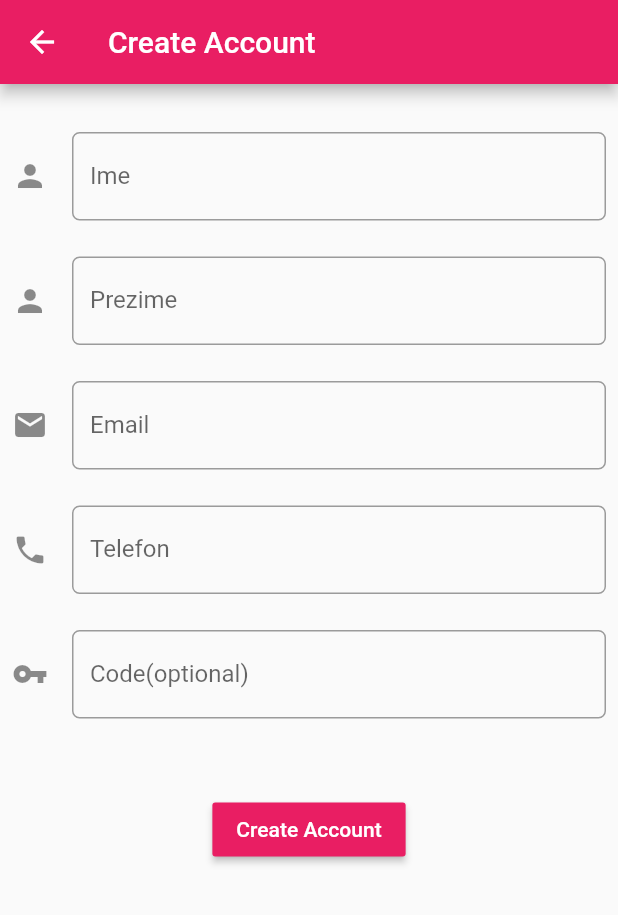
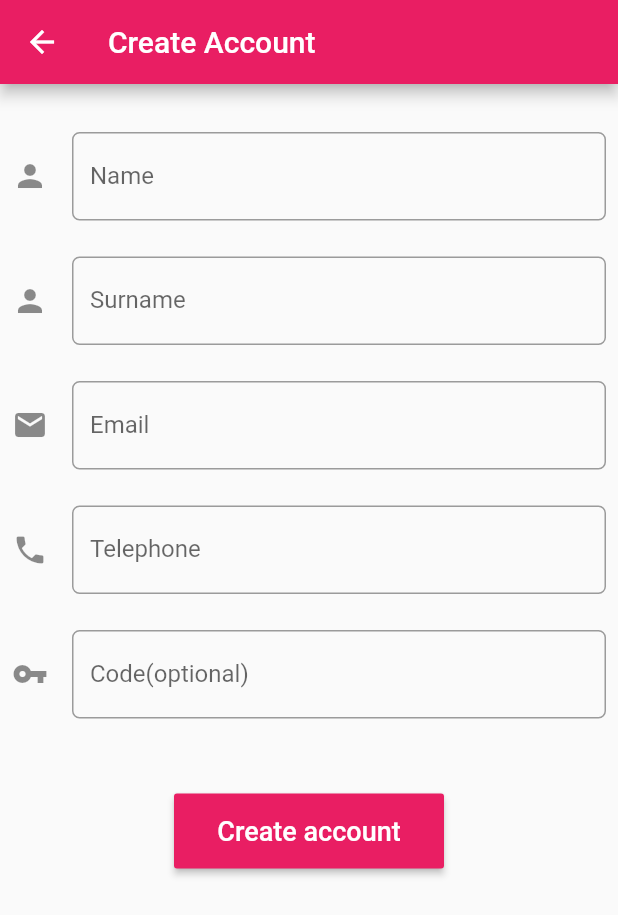
Before and after one commit to digitalnomadacademy/dart-playgrounds, a Flutter app: the CreateAccountPage screen opened by its route, on a phone screen of 412 x 824 dp. Shown: the top 915 px of the screen. Run offline on Flutter 3.47's test engine with Material 2 defaults, Android fonts, the phone set to English and light mode, and no system bars; our stand-ins replace cloud_firestore, firebase_auth, percent_indicator, rxdart; missing offline and left inert: simple_logger; accounts and stored records are empty.

Commit message:
added full name CreateAccountForm, added english words:name,surname,telephone CreateAccountForm is Stateful widget now

```diff
--- a/lib/mvos/ui/page/create_account_page.dart
+++ b/lib/mvos/ui/page/create_account_page.dart
@@ -15,7 +15,7 @@ class CreateAccountPage extends StatelessWidget {
           onPressed: () => Navigator.pop(context, RouteName.welcomePage),
         ),
       ),
-      body: CAForm(),
+      body: CreateAccountForm(),
     );
   }
 }
--- a/lib/mvos/ui/widgets/create_account_form.dart
+++ b/lib/mvos/ui/widgets/create_account_form.dart
@@ -1,8 +1,12 @@
 import 'package:flutter/material.dart';
 import 'package:playground_app/router/router.dart';
 
+class CreateAccountForm extends StatefulWidget {
+  @override
+  _CreateAccountFormState createState() => _CreateAccountFormState();
+}
 
-class CAForm extends StatelessWidget {
+class _CreateAccountFormState extends State<CreateAccountForm> {
   @override
   Widget build(BuildContext context) {
     return Padding(
@@ -11,10 +15,14 @@ class CAForm extends StatelessWidget {
         child: SingleChildScrollView(
           child: Column(
             children: <Widget>[
-              SizedBox(height: 24,),
+              SizedBox(
+                height: 24,
+              ),
               TextFormField(
-                decoration: InputDecoration(icon: Icon(Icons.person),
-                  labelText: 'Ime',
+                decoration: InputDecoration(
+
+                  icon: Icon(Icons.person),
+                  labelText: 'Name',
                   border: OutlineInputBorder(
                     borderRadius: BorderRadius.all(
                       Radius.circular(5.0),
@@ -22,11 +30,13 @@ class CAForm extends StatelessWidget {
                   ),
                 ),
               ),
-              SizedBox(height: 24,),
+              SizedBox(
+                height: 24,
+              ),
               TextFormField(
                 decoration: InputDecoration(
                   icon: Icon(Icons.person),
-                  labelText: 'Prezime',
+                  labelText: 'Surname',
                   border: OutlineInputBorder(
                     borderRadius: BorderRadius.all(
                       Radius.circular(5.0),
@@ -34,7 +44,9 @@ class CAForm extends StatelessWidget {
                   ),
                 ),
               ),
-              SizedBox(height: 24,),
+              SizedBox(
+                height: 24,
+              ),
               TextFormField(
                 decoration: InputDecoration(
                   icon: Icon(Icons.email),
@@ -46,11 +58,15 @@ class CAForm extends StatelessWidget {
                   ),
                 ),
               ),
-              SizedBox(height: 24,),
+              SizedBox(
+                height: 24,
+              ),
               TextFormField(
+                keyboardType: TextInputType.phone,
+
                 decoration: InputDecoration(
                   icon: Icon(Icons.phone),
-                  labelText: 'Telefon',
+                  labelText: 'Telephone',
                   border: OutlineInputBorder(
                     borderRadius: BorderRadius.all(
                       Radius.circular(5.0),
@@ -58,7 +74,9 @@ class CAForm extends StatelessWidget {
                   ),
                 ),
               ),
-              SizedBox(height: 24,),
+              SizedBox(
+                height: 24,
+              ),
               TextFormField(
                 decoration: InputDecoration(
                   icon: Icon(Icons.vpn_key),
@@ -73,12 +91,22 @@ class CAForm extends StatelessWidget {
               SizedBox(
                 height: 50,
               ),
-              RaisedButton(
-                color: Colors.pink,
-                onPressed: ()=> Navigator.pushNamed(context, RouteName.homePage),
-                child: Text(
-                  'Create Account',
-                  style: TextStyle(color: Colors.white),
+              Container(
+                width: 180,
+                height: 50,
+                child: RaisedButton(
+                  color: Colors.pink,
+                  //this will be block function instead of arrow,
+                  // because you will first validate form
+                  // before sending the data trough observable.
+                  // only if observable future gets resolved,
+                  // you will push new route
+                  onPressed: () =>
+                      Navigator.pushNamed(context, RouteName.homePage),
+                  child: Text(
+                    'Create account',
+                    style: TextStyle(color: Colors.white, fontSize: 18),
+                  ),
                 ),
               )
             ],
--- a/lib/router/router.dart
+++ b/lib/router/router.dart
@@ -50,8 +50,8 @@ class Router {
 class RouteName {
   static const homePage = '/';
   static const aboutPage = '/aboutPage';
-  static const splashScreen = "splashScreen";
-  static const logInPage = "logInPage";
+  static const splashScreen = 'splashScreen';
+  static const logInPage = 'welcome/login';
   static const welcomePage = 'welcome';
   static const createAccountPage = 'welcome/createAccount';
 }
```
Also changed, not shown: lib/mvos/ui/page/logIn_page.dart (+40 -2 lines).
